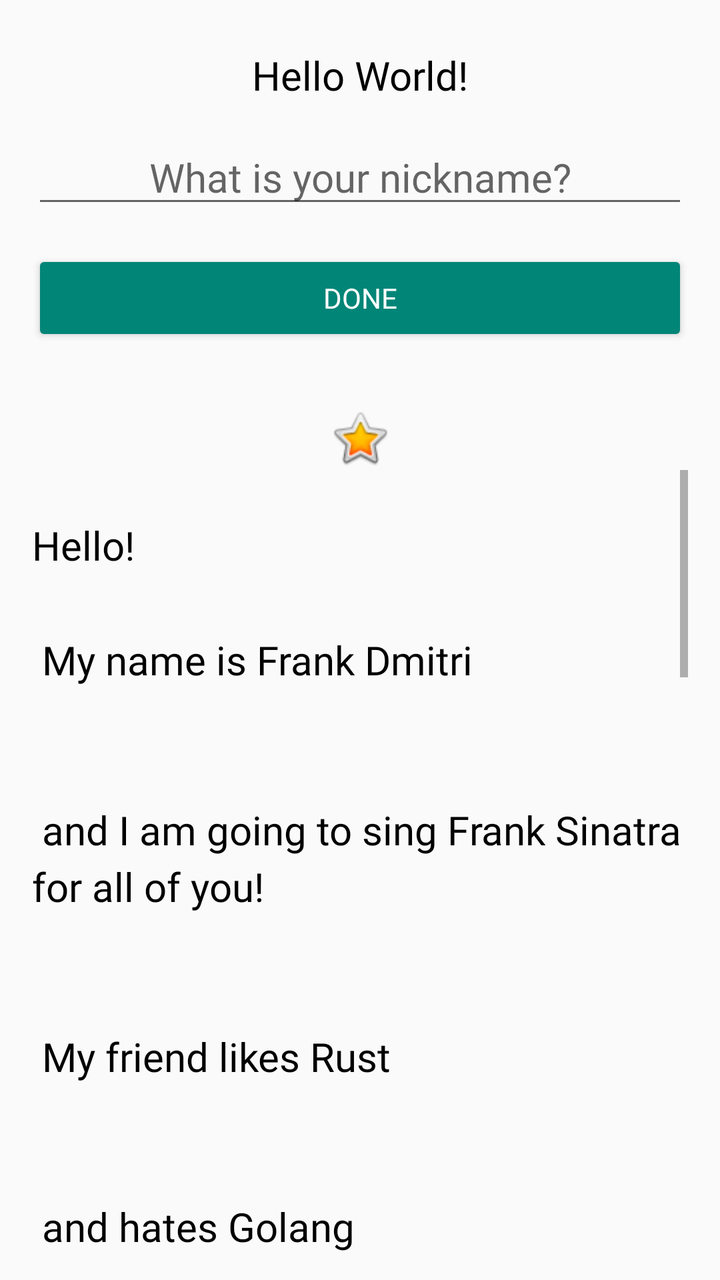
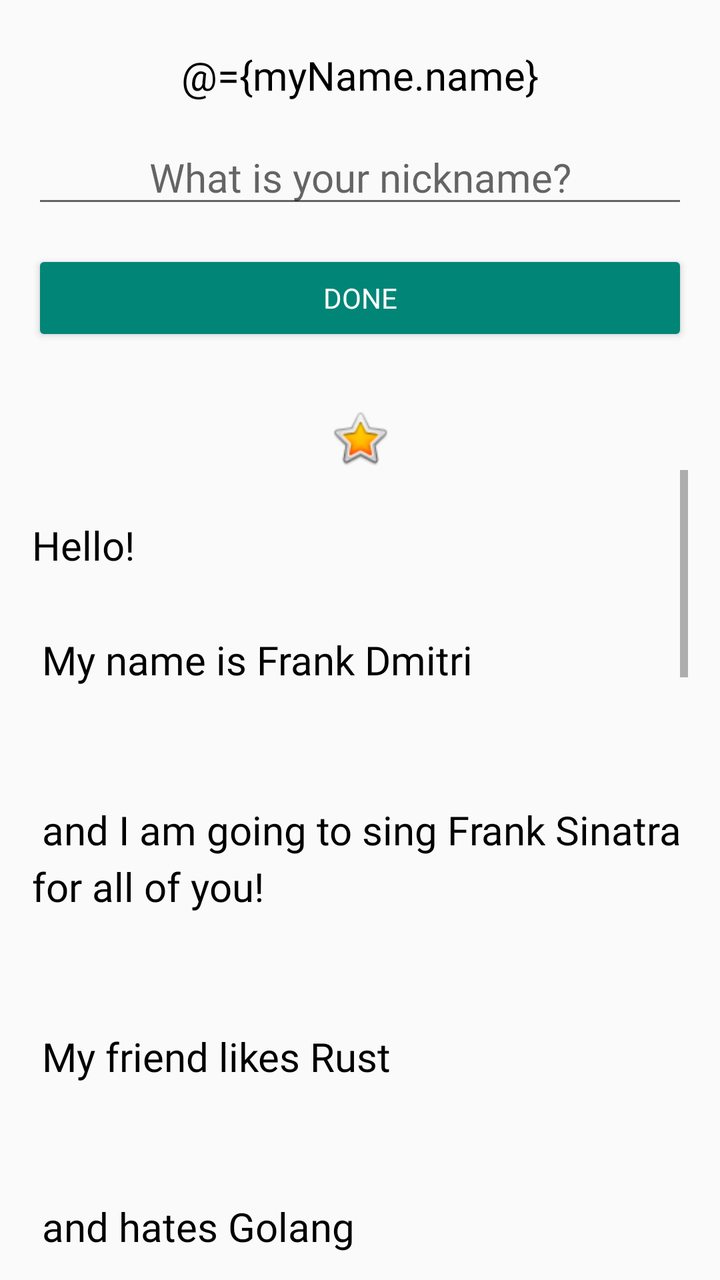

Compare the two renders of this Android layout. The source of the first and the diff that turns it into the second are given below.
<!-- AndroidManifest.xml: activity theme Theme.AppCompat.Light -->
<!-- res/layout/activity_main.xml -->
<?xml version="1.0" encoding="utf-8"?>
<layout xmlns:android="http://schemas.android.com/apk/res/android"
    xmlns:app="http://schemas.android.com/apk/res-auto">

    <LinearLayout
        android:layout_width="match_parent"
        android:layout_height="match_parent"
        android:orientation="vertical"
        android:paddingStart="@dimen/padding"
        android:paddingEnd="@dimen/padding">

        <TextView
            android:id="@+id/textView"
            style="@style/NameStyle"
            android:layout_width="match_parent"
            android:layout_height="wrap_content"
            android:text="@string/name"
            android:textAlignment="center" />

        <EditText
            android:id="@+id/nickname_edit"
            style="@style/NameStyle"
            android:layout_width="match_parent"
            android:layout_height="wrap_content"
            android:ems="10"
            android:hint="@string/what_is_your_nickname"
            android:inputType="text|textPersonName|textMultiLine"
            android:textAlignment="center"
            android:textAllCaps="true" />

        <Button
            android:id="@+id/done_button"
            style="@style/Widget.AppCompat.Button.Colored"
            android:layout_width="match_parent"
            android:layout_height="wrap_content"
            android:layout_gravity="center_horizontal"
            android:layout_marginTop="@dimen/layout_margin"
            android:fontFamily="@font/roboto"
            android:text="@string/done" />

        <TextView
            android:id="@+id/nickname_text"
            style="@style/NameStyle"
            android:layout_width="match_parent"
            android:layout_height="wrap_content"
            android:textAlignment="center"
            android:textAllCaps="true"
            android:visibility="gone" />

        <ImageView
            android:id="@+id/star_image"
            android:layout_width="match_parent"
            android:layout_height="wrap_content"
            android:layout_marginTop="30dp"
            android:contentDescription="@string/yellow_star"
            app:srcCompat="@android:drawable/btn_star_big_on" />

        <ScrollView
            android:id="@+id/bio_scroll"
            android:layout_width="match_parent"
            android:layout_height="match_parent">

            <TextView
                android:id="@+id/bio_text"
                style="@style/NameStyle"
                android:layout_width="match_parent"
                android:layout_height="wrap_content"
                android:lineSpacingMultiplier="1.2"
                android:text="@string/bio" />
        </ScrollView>
    </LinearLayout>
</layout>
<!-- resources referenced by this layout -->
<resources>
  <dimen name="layout_margin">16dp</dimen>
  <dimen name="padding">16dp</dimen>
  <string name="bio">
          Hello!\n\n
          My name is Frank Dmitri\n\n\n
          and I am going to sing Frank Sinatra for all of you!\n\n\n
          My friend likes Rust\n\n\n
          and hates Golang\n\n\n
          because Golang sucks\n\n\n.
  
                  Hello!\n\n
          My name is Frank Dmitri\n\n\n
          and I am going to sing Frank Sinatra for all of you!\n\n\n
          My friend likes Rust\n\n\n
          and hates Golang\n\n\n
          because Golang sucks\n\n\n.
  
                  Hello!\n\n
          My name is Frank Dmitri\n\n\n
          and I am going to sing Frank Sinatra for all of you!\n\n\n
          My friend likes Rust\n\n\n
          and hates Golang\n\n\n
          because Golang sucks\n\n\n.
      </string>
  <string name="done">Done</string>
  <string name="name">Hello World!</string>
  <string name="what_is_your_nickname">What is your nickname?</string>
  <string name="yellow_star">Yellow star</string>
  <style name="NameStyle">
          <item name="android:layout_marginTop">@dimen/layout_margin</item>
          <item name="android:fontFamily">@font/roboto</item>
          <item name="android:paddingTop">@dimen/small_padding</item>
          <item name="android:textColor">@android:color/black</item>
          <item name="android:textSize">@dimen/text_size</item>
      </style>
  <dimen name="small_padding">8dp</dimen>
  <dimen name="text_size">20sp</dimen>
</resources>

<!-- the commit's change to res/layout/activity_main.xml (unified diff, before → after) -->
@@ -1,6 +1,12 @@
 <?xml version="1.0" encoding="utf-8"?>
 <layout xmlns:android="http://schemas.android.com/apk/res/android"
     xmlns:app="http://schemas.android.com/apk/res-auto">
+
+    <data>
+        <variable
+            name="myName"
+            type="com.example.aboutme.MyName" />
+    </data>
 
     <LinearLayout
         android:layout_width="match_parent"
@@ -14,7 +20,7 @@
             style="@style/NameStyle"
             android:layout_width="match_parent"
             android:layout_height="wrap_content"
-            android:text="@string/name"
+            android:text="@={myName.name}"
             android:textAlignment="center" />
 
         <EditText
@@ -44,8 +50,8 @@
             android:layout_width="match_parent"
             android:layout_height="wrap_content"
             android:textAlignment="center"
-            android:textAllCaps="true"
-            android:visibility="gone" />
+            android:visibility="gone"
+            android:text="@={myName.nickname}"/>
 
         <ImageView
             android:id="@+id/star_image"
<!-- resource entries referenced after the edit -->
@@ -25,7 +25,6 @@
           because Golang sucks\n\n\n.
       </string>
   <string name="done">Done</string>
-  <string name="name">Hello World!</string>
   <string name="what_is_your_nickname">What is your nickname?</string>
   <string name="yellow_star">Yellow star</string>
   <style name="NameStyle">
